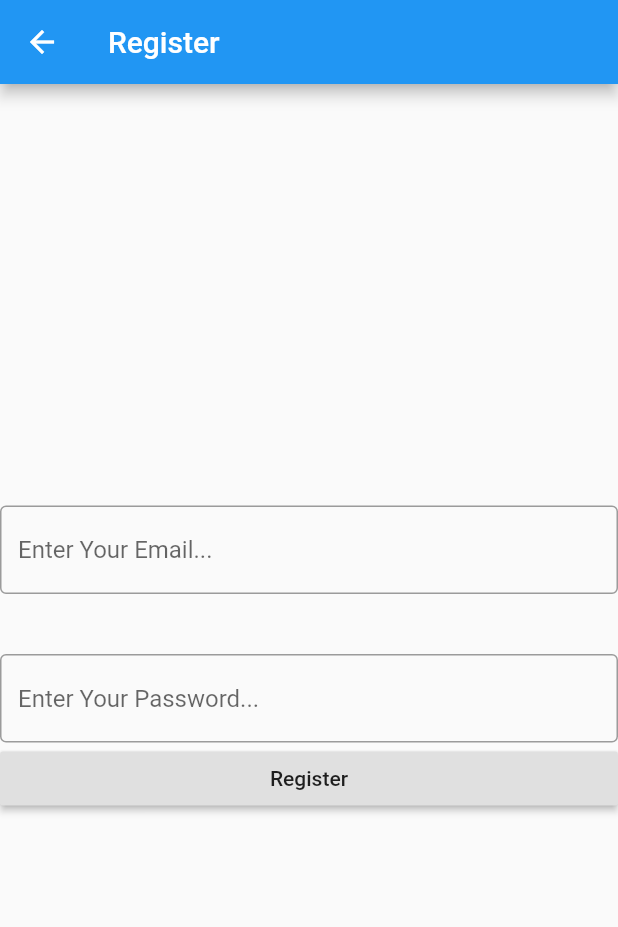
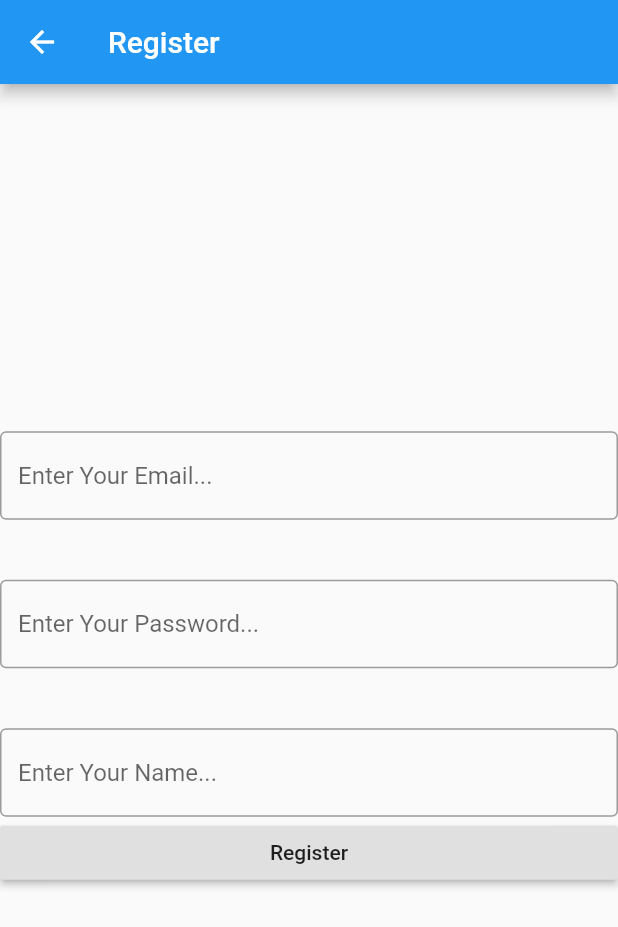
Before and after one commit to Alebuenoaz/FastPark-Users, a Flutter app: the Register screen opened by its route, after a tap on "Register", on a phone screen of 412 x 824 dp. Shown: the top 927 px of the screen. Run offline on Flutter 3.47's test engine with Material 2 defaults, Android fonts, the phone set to English and light mode, and no system bars; our stand-ins replace cloud_firestore, firebase_auth; accounts and stored records are empty.

Commit message:
added basic user creation in db, user data fetch still pending

```diff
--- a/lib/main.dart
+++ b/lib/main.dart
@@ -161,25 +161,38 @@ class Register extends StatefulWidget {
 class _RegisterState extends State<Register> {
   String email;
   String password;
+  String name;
+  String uid;
 
   final FirebaseAuth _auth = FirebaseAuth.instance;
+  final CollectionReference databaseReference =
+      Firestore.instance.collection('users');
 
   Future<void> registerUser() async {
-    AuthResult user = await _auth.createUserWithEmailAndPassword(
+    AuthResult result = await _auth.createUserWithEmailAndPassword(
       email: email,
       password: password,
     );
 
-    print("Usuario registrado " + user.user.email);
+    FirebaseUser user = result.user;
+    uid = user.uid;
+    print("Usuario registrado " + result.user.email);
 
     Navigator.push(
       context,
       MaterialPageRoute(
         builder: (context) => MainPage(
-          user: user,
+          user: result,
         ),
       ),
     );
+  }
+
+  Future<void> createUser(String name, String email, String uid) async {
+    return await databaseReference.document(uid).setData({
+      'name': name,
+      'email': email,
+    });
   }
 
   @override
@@ -212,10 +225,23 @@ class _RegisterState extends State<Register> {
               border: const OutlineInputBorder(),
             ),
           ),
+          SizedBox(
+            height: 40.0,
+          ),
+          TextField(
+            autocorrect: false,
+            obscureText: false,
+            onChanged: (value) => name = value,
+            decoration: InputDecoration(
+              hintText: "Enter Your Name...",
+              border: const OutlineInputBorder(),
+            ),
+          ),
           RaisedButton(
             child: Text('Register'),
             onPressed: () async {
               await registerUser();
+              await createUser(name, email, uid);
             },
           ),
         ],
@@ -308,16 +334,34 @@ class MainPage extends StatefulWidget {
 }
 
 class _MainPageState extends State<MainPage> {
+  /*
+  //trying to read user info by id form firestore
+ Future<Group> getGroupInfo(String groupId) async {
+    var document =
+        Firestore.instance.collection("group").document(groupId).get();
+    return await document.then((doc) {
+      return Group.setGroup(doc);
+    });
+  }
+*/
   @override
   Widget build(BuildContext context) {
     return Scaffold(
       appBar: AppBar(
-        title: Text(widget.user.user.email),
+        title: Text(widget.user.user.email + " \n " + widget.user.user.uid),
       ),
       body: Column(
         mainAxisAlignment: MainAxisAlignment.center,
         crossAxisAlignment: CrossAxisAlignment.stretch,
-        children: <Widget>[],
+        children: <Widget>[
+          TextField(
+            decoration: InputDecoration(
+              hintText:
+                  "User name: " /* User name here, requires the previous comented code to work*/,
+              border: const OutlineInputBorder(),
+            ),
+          ),
+        ],
       ),
     );
   }
```
Also changed, not shown: pubspec.lock, 5 other files.
